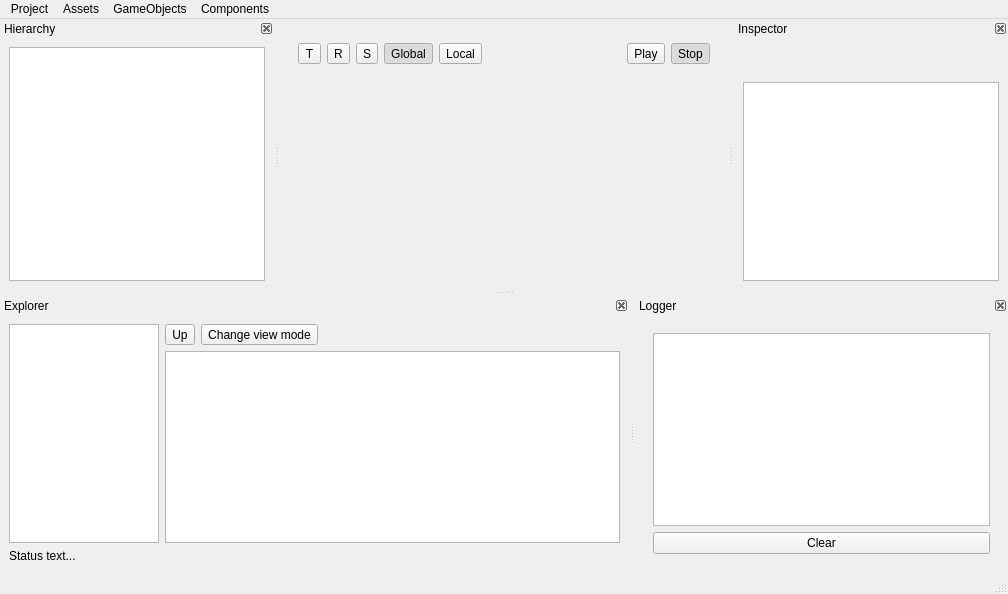
Old version of the form EngineAssets/EditorWindow.ui in the repository Bang3DEngine/OldBang.
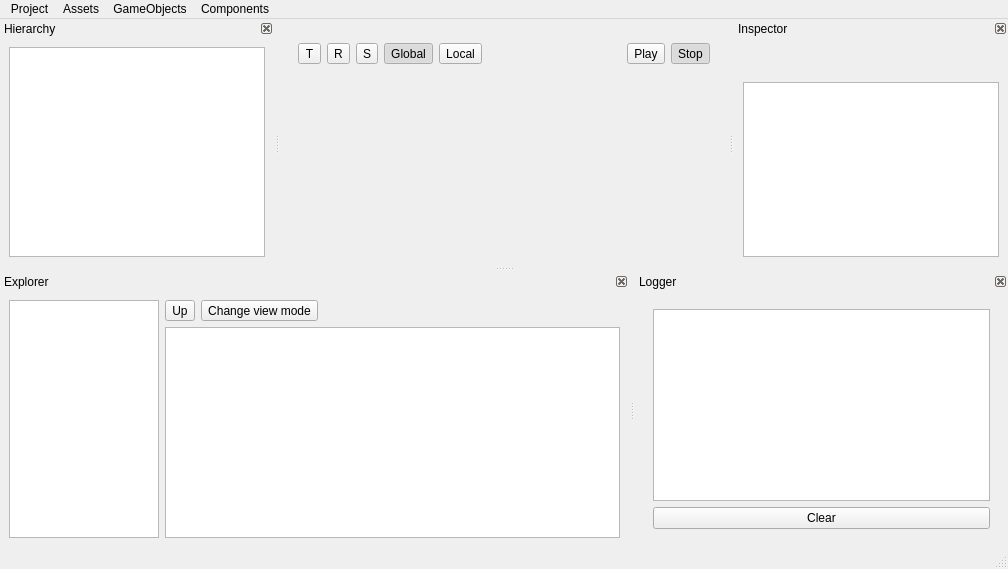
New version of the form. Icons and pictures are not drawn. Custom widgets are drawn as their Qt base class.

Diff of the .ui file:
```diff
--- a/EngineAssets/EditorWindow.ui
+++ b/EngineAssets/EditorWindow.ui
@@ -10,7 +10,7 @@
     <x>0</x>
     <y>0</y>
     <width>1008</width>
-    <height>594</height>
+    <height>569</height>
    </rect>
   </property>
   <property name="mouseTracking">
@@ -478,7 +478,7 @@
     <number>8</number>
    </attribute>
    <widget class="QWidget" name="dockWidgetContents_5">
-    <layout class="QVBoxLayout" name="verticalLayout_10" stretch="1,0">
+    <layout class="QVBoxLayout" name="verticalLayout_10" stretch="1">
      <item>
       <layout class="QHBoxLayout" name="horizontalLayout_3" stretch="0,5">
        <item>
@@ -597,13 +597,6 @@
        </item>
       </layout>
      </item>
-     <item>
-      <widget class="QLabel" name="labelStatus">
-       <property name="text">
-        <string>Status text...</string>
-       </property>
-      </widget>
-     </item>
     </layout>
    </widget>
   </widget>
```
